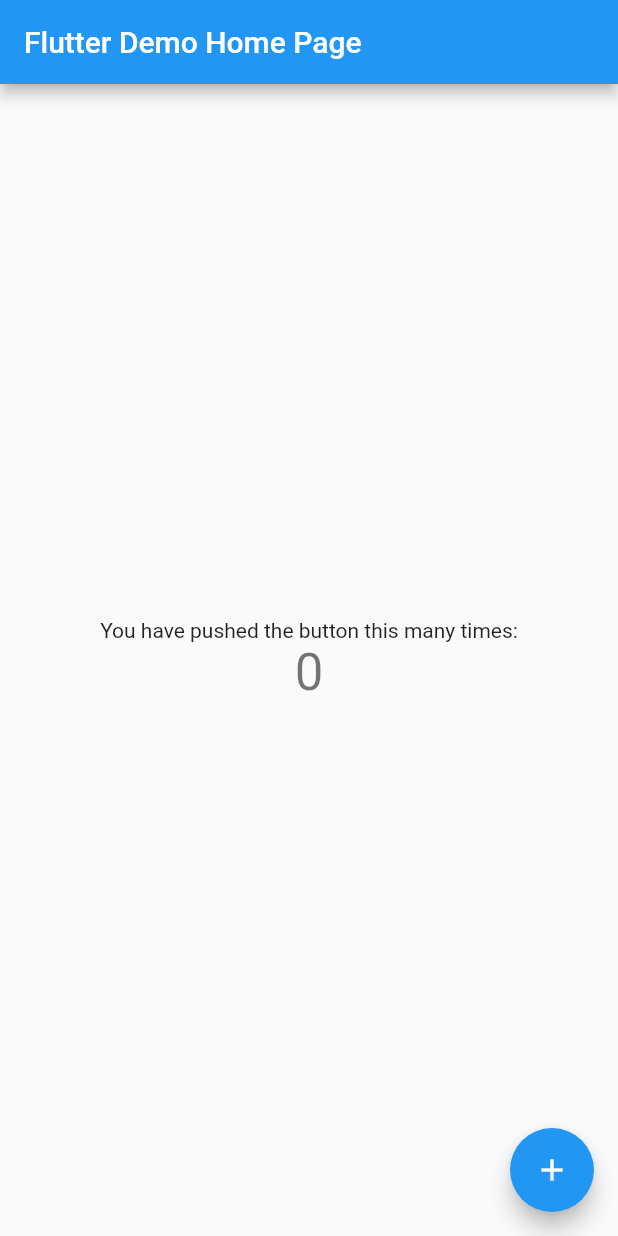
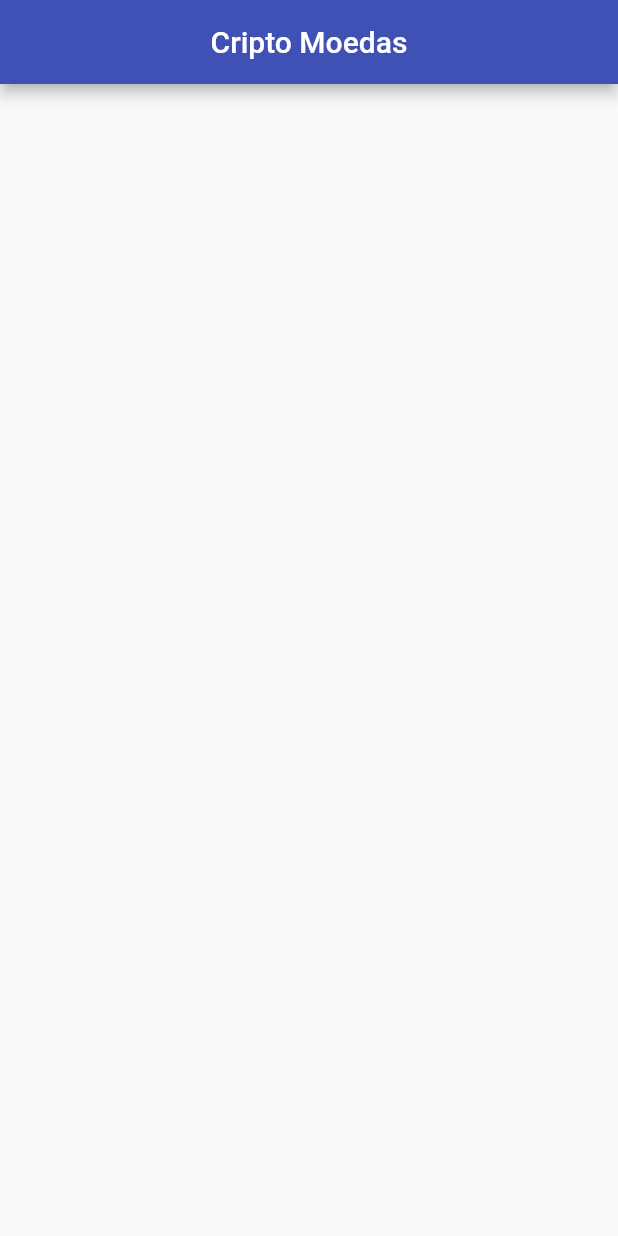
Before and after one commit to melquetrindade/cripto_moedas, a Flutter app: the screen it shows after launch, on a phone screen of 412 x 824 dp. Run offline on Flutter 3.47's test engine with Material 2 defaults, Android fonts, the light colour scheme and no system bars.

Commit message:
finalizando a primeira parte da aula 2 do curso de flutter (cripto moedas)

```diff
--- a/cripto/lib/main.dart
+++ b/cripto/lib/main.dart
@@ -1,3 +1,4 @@
+import 'package:cripto/pages/moedas_pages.dart';
 import 'package:flutter/material.dart';
 
 void main() {
@@ -7,109 +8,15 @@
 class MyApp extends StatelessWidget {
   const MyApp({super.key});
 
-  // This widget is the root of your application.
   @override
   Widget build(BuildContext context) {
     return MaterialApp(
-      title: 'Flutter Demo',
+      title: 'CriptoMoedas',
+      debugShowCheckedModeBanner: false,
       theme: ThemeData(
-        // This is the theme of your application.
-        //
-        // Try running your application with "flutter run". You'll see the
-        // application has a blue toolbar. Then, without quitting the app, try
-        // changing the primarySwatch below to Colors.green and then invoke
-        // "hot reload" (press "r" in the console where you ran "flutter run",
-        // or simply save your changes to "hot reload" in a Flutter IDE).
-        // Notice that the counter didn't reset back to zero; the application
-        // is not restarted.
-        primarySwatch: Colors.blue,
+        primarySwatch: Colors.indigo,
       ),
-      home: const MyHomePage(title: 'Flutter Demo Home Page'),
+      home: MoedasPage(),
     );
   }
 }
-
-class MyHomePage extends StatefulWidget {
-  const MyHomePage({super.key, required this.title});
-
-  // This widget is the home page of your application. It is stateful, meaning
-  // that it has a State object (defined below) that contains fields that affect
-  // how it looks.
-
-  // This class is the configuration for the state. It holds the values (in this
-  // case the title) provided by the parent (in this case the App widget) and
-  // used by the build method of the State. Fields in a Widget subclass are
-  // always marked "final".
-
-  final String title;
-
-  @override
-  State<MyHomePage> createState() => _MyHomePageState();
-}
-
-class _MyHomePageState extends State<MyHomePage> {
-  int _counter = 0;
-
-  void _incrementCounter() {
-    setState(() {
-      // This call to setState tells the Flutter framework that something has
-      // changed in this State, which causes it to rerun the build method below
-      // so that the display can reflect the updated values. If we changed
-      // _counter without calling setState(), then the build method would not be
-      // called again, and so nothing would appear to happen.
-      _counter++;
-    });
-  }
-
-  @override
-  Widget build(BuildContext context) {
-    // This method is rerun every time setState is called, for instance as done
-    // by the _incrementCounter method above.
-    //
-    // The Flutter framework has been optimized to make rerunning build methods
-    // fast, so that you can just rebuild anything that needs updating rather
-    // than having to individually change instances of widgets.
-    return Scaffold(
-      appBar: AppBar(
-        // Here we take the value from the MyHomePage object that was created by
-        // the App.build method, and use it to set our appbar title.
-        title: Text(widget.title),
-      ),
-      body: Center(
-        // Center is a layout widget. It takes a single child and positions it
-        // in the middle of the parent.
-        child: Column(
-          // Column is also a layout widget. It takes a list of children and
-          // arranges them vertically. By default, it sizes itself to fit its
-          // children horizontally, and tries to be as tall as its parent.
-          //
-          // Invoke "debug painting" (press "p" in the console, choose the
-          // "Toggle Debug Paint" action from the Flutter Inspector in Android
-          // Studio, or the "Toggle Debug Paint" command in Visual Studio Code)
-          // to see the wireframe for each widget.
-          //
-          // Column has various properties to control how it sizes itself and
-          // how it positions its children. Here we use mainAxisAlignment to
-          // center the children vertically; the main axis here is the vertical
-          // axis because Columns are vertical (the cross axis would be
-          // horizontal).
-          mainAxisAlignment: MainAxisAlignment.center,
-          children: <Widget>[
-            const Text(
-              'You have pushed the button this many times:',
-            ),
-            Text(
-              '$_counter',
-              style: Theme.of(context).textTheme.headlineMedium,
-            ),
-          ],
-        ),
-      ),
-      floatingActionButton: FloatingActionButton(
-        onPressed: _incrementCounter,
-        tooltip: 'Increment',
-        child: const Icon(Icons.add),
-      ), // This trailing comma makes auto-formatting nicer for build methods.
-    );
-  }
-}
--- /dev/null
+++ b/cripto/lib/pages/moedas_pages.dart
@@ -0,0 +1,16 @@
+import 'package:flutter/material.dart';
+import 'package:flutter/src/widgets/framework.dart';
+import 'package:flutter/src/widgets/placeholder.dart';
+
+class MoedasPage extends StatelessWidget {
+  const MoedasPage({super.key});
+
+  @override
+  Widget build(BuildContext context) {
+    return Scaffold(
+      appBar: AppBar(
+        title: Center(child: Text('Cripto Moedas'))
+      ),
+    );
+  }
+}
--- a/cripto/pubspec.yaml
+++ b/cripto/pubspec.yaml
@@ -59,8 +59,8 @@
   uses-material-design: true
 
   # To add assets to your application, add an assets section, like this:
-  # assets:
-  #   - images/a_dot_burr.jpeg
+  assets:
+    - images/
   #   - images/a_dot_ham.jpeg
 
   # An image asset can refer to one or more resolution-specific "variants", see
```
Also changed, not shown: cripto/lib/models/moeda.dart (added, +13 -0 lines), cripto/lib/repositories/moeda_repository.dart (added, +36 -0 lines), cripto/images/bitcoin.png (added), cripto/images/cardano.png (added), cripto/images/ethereum.png (added), cripto/images/litecoin.png (added), cripto/images/usdcoin.png (added), cripto/images/xrp.png (added).
